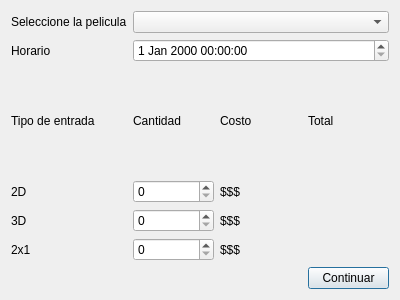
Above: Proyecto_Cine/venta.ui from moyeta-tech/Cine before the change. Below: the same form after it.
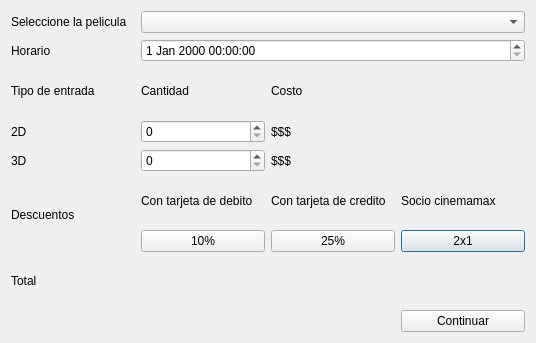
That is the form after the change.

Diff of the .ui file:
```diff
--- a/Proyecto_Cine/venta.ui
+++ b/Proyecto_Cine/venta.ui
@@ -6,8 +6,8 @@
    <rect>
     <x>0</x>
     <y>0</y>
-    <width>400</width>
-    <height>300</height>
+    <width>536</width>
+    <height>343</height>
    </rect>
   </property>
   <property name="windowTitle">
@@ -16,6 +16,33 @@
   <layout class="QHBoxLayout" name="horizontalLayout">
    <item>
     <layout class="QGridLayout" name="gridLayout">
+     <item row="5" column="1">
+      <widget class="QSpinBox" name="spinBox_3d"/>
+     </item>
+     <item row="5" column="3">
+      <widget class="QLabel" name="label_14">
+       <property name="text">
+        <string/>
+       </property>
+      </widget>
+     </item>
+     <item row="4" column="2">
+      <widget class="QLabel" name="label_10">
+       <property name="text">
+        <string>$$$</string>
+       </property>
+      </widget>
+     </item>
+     <item row="6" column="3">
+      <widget class="QLabel" name="label_16">
+       <property name="text">
+        <string>Socio cinemamax</string>
+       </property>
+      </widget>
+     </item>
+     <item row="4" column="1">
+      <widget class="QSpinBox" name="spinBox_2d"/>
+     </item>
      <item row="4" column="0">
       <widget class="QLabel" name="label_6">
        <property name="text">
@@ -23,36 +50,15 @@
        </property>
       </widget>
      </item>
-     <item row="5" column="3">
-      <widget class="QLabel" name="label_14">
-       <property name="text">
-        <string/>
-       </property>
-      </widget>
-     </item>
-     <item row="3" column="3">
+     <item row="9" column="0">
       <widget class="QLabel" name="label_9">
        <property name="text">
         <string>Total</string>
        </property>
       </widget>
      </item>
-     <item row="0" column="1" colspan="3">
-      <widget class="QComboBox" name="comboBox"/>
-     </item>
-     <item row="6" column="2">
-      <widget class="QLabel" name="label_12">
-       <property name="text">
-        <string>$$$</string>
-       </property>
-      </widget>
-     </item>
-     <item row="7" column="3">
-      <widget class="QPushButton" name="Boton_continuar">
-       <property name="text">
-        <string>Continuar</string>
-       </property>
-      </widget>
+     <item row="1" column="1" colspan="3">
+      <widget class="QDateTimeEdit" name="dateTimeEdit"/>
      </item>
      <item row="5" column="2">
       <widget class="QLabel" name="label_11">
@@ -61,33 +67,29 @@
        </property>
       </widget>
      </item>
-     <item row="6" column="0">
-      <widget class="QLabel" name="label_5">
+     <item row="7" column="3">
+      <widget class="QPushButton" name="Boton_2x1">
        <property name="text">
         <string>2x1</string>
        </property>
       </widget>
      </item>
-     <item row="6" column="3">
+     <item row="1" column="0">
+      <widget class="QLabel" name="label_2">
+       <property name="text">
+        <string>Horario</string>
+       </property>
+      </widget>
+     </item>
+     <item row="6" column="2">
       <widget class="QLabel" name="label_15">
        <property name="text">
-        <string/>
+        <string>Con tarjeta de credito</string>
        </property>
       </widget>
      </item>
-     <item row="0" column="0">
-      <widget class="QLabel" name="label">
-       <property name="text">
-        <string>Seleccione la pelicula</string>
-       </property>
-      </widget>
-     </item>
-     <item row="3" column="1">
-      <widget class="QLabel" name="label_7">
-       <property name="text">
-        <string>Cantidad</string>
-       </property>
-      </widget>
+     <item row="0" column="1" colspan="3">
+      <widget class="QComboBox" name="comboBox_pelicula"/>
      </item>
      <item row="3" column="0">
       <widget class="QLabel" name="label_3">
@@ -103,13 +105,17 @@
        </property>
       </widget>
      </item>
-     <item row="6" column="1">
-      <widget class="QSpinBox" name="spinBox_2"/>
+     <item row="4" column="3">
+      <widget class="QLabel" name="label_13">
+       <property name="text">
+        <string/>
+       </property>
+      </widget>
      </item>
-     <item row="4" column="2">
-      <widget class="QLabel" name="label_10">
+     <item row="7" column="1">
+      <widget class="QPushButton" name="Boton_10">
        <property name="text">
-        <string>$$$</string>
+        <string>10%</string>
        </property>
       </widget>
      </item>
@@ -120,29 +126,55 @@
        </property>
       </widget>
      </item>
-     <item row="4" column="1">
-      <widget class="QSpinBox" name="spinBox_3"/>
+     <item row="6" column="1">
+      <widget class="QLabel" name="label_12">
+       <property name="text">
+        <string>Con tarjeta de debito</string>
+       </property>
+      </widget>
      </item>
-     <item row="1" column="0">
-      <widget class="QLabel" name="label_2">
+     <item row="0" column="0">
+      <widget class="QLabel" name="label">
        <property name="text">
-        <string>Horario</string>
+        <string>Seleccione la pelicula</string>
        </property>
       </widget>
      </item>
-     <item row="5" column="1">
-      <widget class="QSpinBox" name="spinBox"/>
+     <item row="7" column="2">
+      <widget class="QPushButton" name="Boton_25">
+       <property name="text">
+        <string>25%</string>
+       </property>
+      </widget>
      </item>
-     <item row="4" column="3">
-      <widget class="QLabel" name="label_13">
+     <item row="3" column="1">
+      <widget class="QLabel" name="label_7">
+       <property name="text">
+        <string>Cantidad</string>
+       </property>
+      </widget>
+     </item>
+     <item row="10" column="3">
+      <widget class="QPushButton" name="Boton_continuar">
+       <property name="text">
+        <string>Continuar</string>
+       </property>
+      </widget>
+     </item>
+     <item row="6" column="0" rowspan="2">
+      <widget class="QLabel" name="label_5">
+       <property name="text">
+        <string>Descuentos</string>
+       </property>
+      </widget>
+     </item>
+     <item row="9" column="1">
+      <widget class="QLabel" name="label_17">
        <property name="text">
         <string/>
        </property>
       </widget>
      </item>
-     <item row="1" column="1" colspan="3">
-      <widget class="QDateTimeEdit" name="dateTimeEdit"/>
-     </item>
     </layout>
    </item>
   </layout>
```
